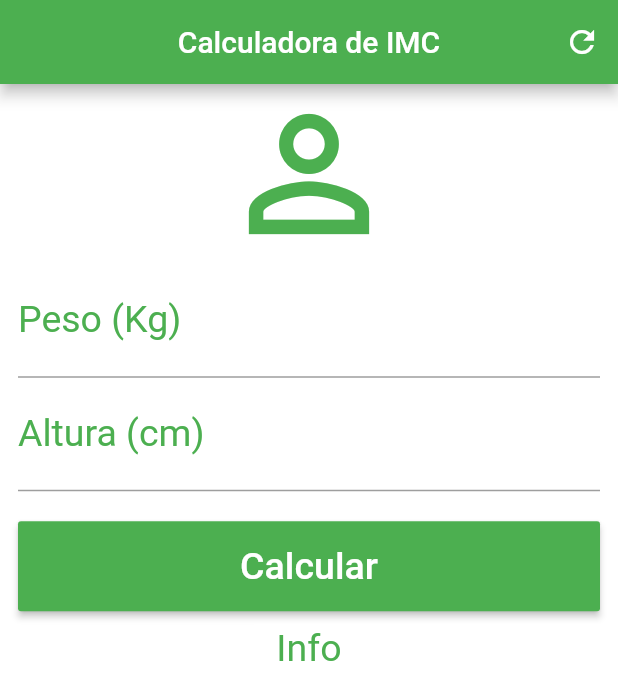
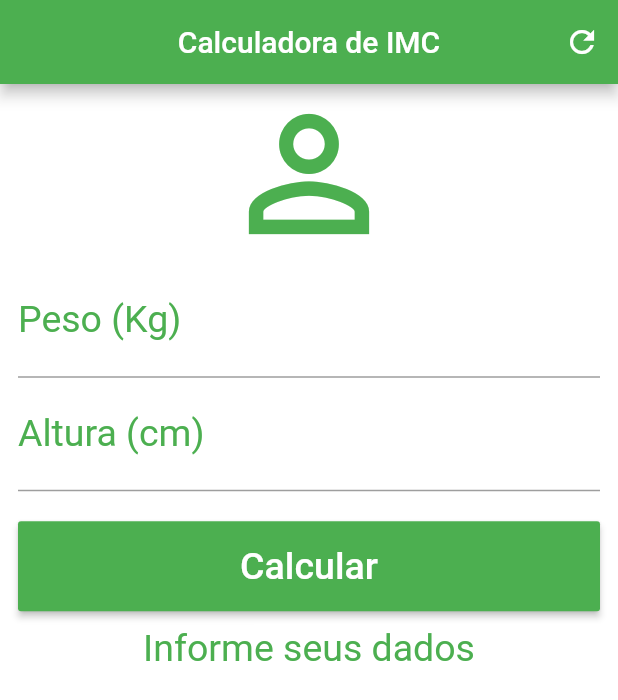
Before and after one commit to mvcbotelho/IMCFlutter, a Flutter app: the screen it shows after launch, after a tap on "Calcular", on a phone screen of 412 x 824 dp. Shown: the top 700 px of the screen. Run offline on Flutter 3.47's test engine with Material 2 defaults, Android fonts, the phone set to English and light mode, and no system bars.

```diff
--- a/lib/main.dart
+++ b/lib/main.dart
@@ -11,6 +11,24 @@ class Home extends StatefulWidget {
 }
 
 class _HomeState extends State<Home> {
+
+  TextEditingController weightController = TextEditingController();
+  TextEditingController heightController = TextEditingController();
+
+  String _infoText = 'Informe seus dados';
+
+  void _resetButton() {
+    weightController.text = '';
+    heightController.text = '';
+    _infoText = 'Informe seus dados';
+  }
+
+  void _calculate() {
+    double weight = double.parse(weightController.text);
+    double height = double.parse(heightController.text) / 100;
+    double imc = weight / (height * height);
+  }
+
   @override
   Widget build(BuildContext context) {
     return Scaffold(
@@ -24,9 +42,7 @@ class _HomeState extends State<Home> {
                 Icons.refresh,
                 color: Colors.white,
               ),
-              onPressed: () {
-                print('Clicou no icone!!!');
-              },
+              onPressed: _resetButton,
             )
           ],
         ),
@@ -48,6 +64,7 @@ class _HomeState extends State<Home> {
                     labelStyle: TextStyle(color: Colors.green)),
                 textAlign: TextAlign.center,
                 style: TextStyle(color: Colors.green, fontSize: 25.0),
+                controller: weightController,
               ),
               TextField(
                 keyboardType: TextInputType.number,
@@ -56,15 +73,14 @@ class _HomeState extends State<Home> {
                     labelStyle: TextStyle(color: Colors.green)),
                 textAlign: TextAlign.center,
                 style: TextStyle(color: Colors.green, fontSize: 25.0),
+                controller: heightController,
               ),
               Padding(
                 padding: EdgeInsets.only(top: 20.0, bottom: 10.0),
                 child: Container(
                   height: 60.0,
                   child: RaisedButton(
-                    onPressed: () {
-                      print('Calcular imc');
-                    },
+                    onPressed: _calculate,
                     child: Text(
                       'Calcular',
                       style: TextStyle(color: Colors.white, fontSize: 25.0),
@@ -74,7 +90,7 @@ class _HomeState extends State<Home> {
                 ),
               ),
               Text(
-                'Info',
+                _infoText,
                 textAlign: TextAlign.center,
                 style: TextStyle(color: Colors.green, fontSize: 25.0),
               )
```
